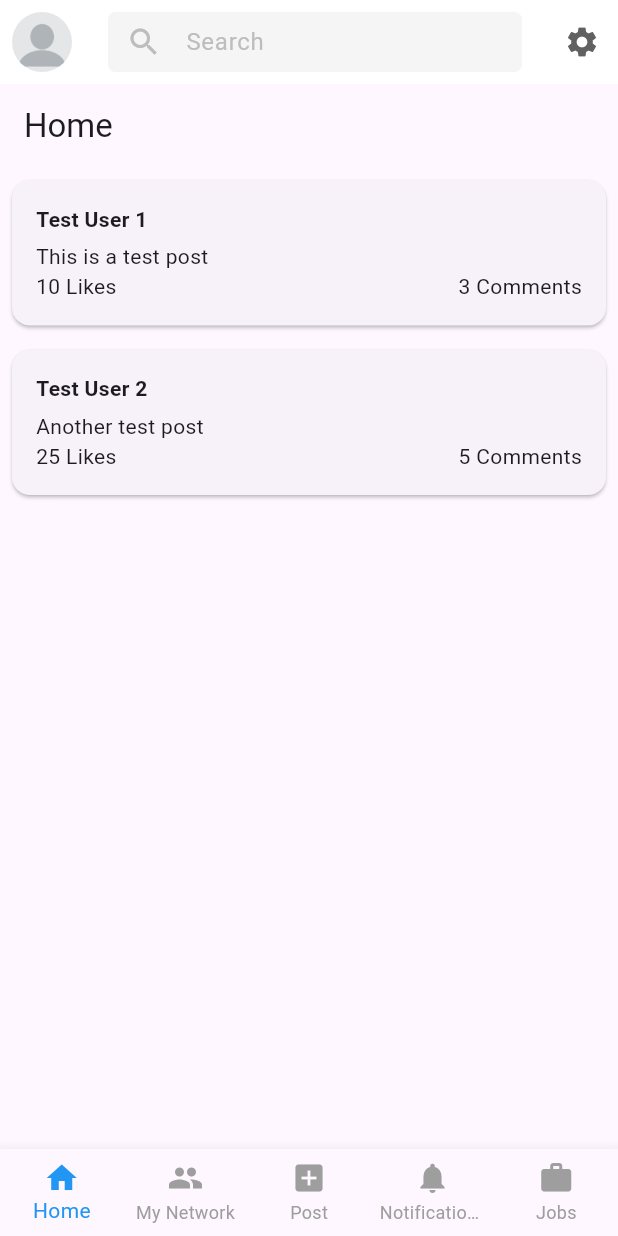
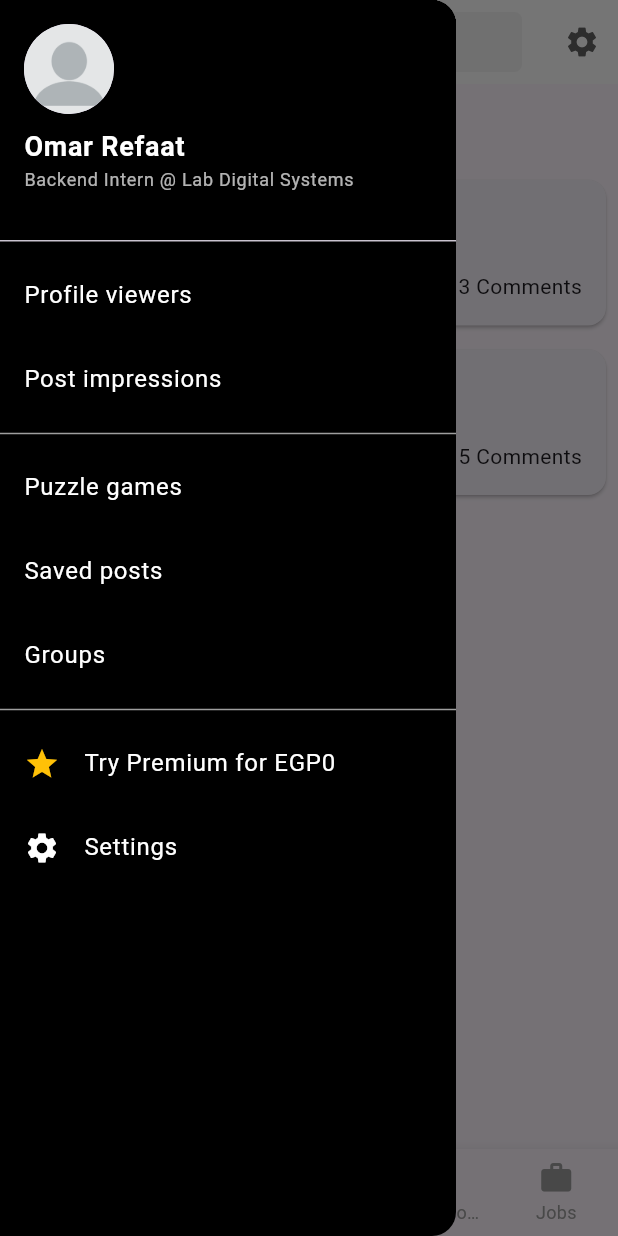
Before and after one commit to ClinkedIn/Cross-Platform, a Flutter app: the screen it shows after launch, with the side drawer open (before the commit the screen has no drawer), on a phone screen of 412 x 824 dp. Run offline on Flutter 3.47's test engine with Material 3 defaults, Android fonts, the phone set to English and light mode, and no system bars; our stand-ins replace flutter_riverpod.

Commit message:
nav bar adjustments

```diff
--- /dev/null
+++ b/lockedin/lib/core/widgets/side_bar.dart
@@ -0,0 +1,100 @@
+import 'package:flutter/material.dart';
+import 'package:flutter_riverpod/flutter_riverpod.dart';
+import 'package:lockedin/presentation/pages/profile_page.dart';
+import 'package:lockedin/presentation/viewmodels/profile_viewmodel.dart';
+
+class SidebarDrawer extends ConsumerWidget {
+  SidebarDrawer({Key? key}) : super(key: key);
+
+  @override
+  Widget build(BuildContext context, WidgetRef ref) {
+    final currentUserAsync = ref.watch(profileViewModelProvider);
+    final currentUser = currentUserAsync.asData?.value;
+    return Drawer(
+      backgroundColor: Colors.black, // Dark background like LinkedIn
+      child: ListView(
+        padding: EdgeInsets.zero,
+        children: [
+          DrawerHeader(
+            decoration: BoxDecoration(color: Colors.black),
+            child: Column(
+              crossAxisAlignment: CrossAxisAlignment.start,
+              children: [
+                GestureDetector(
+                  onTap: () {
+                    // Handle tap action here, e.g., navigate to the profile page
+                    Navigator.push(
+                      context,
+                      MaterialPageRoute(builder: (context) => ProfilePage()),
+                    );
+                  },
+                  child: CircleAvatar(
+                    radius: 30,
+                    backgroundImage:
+                        currentUser != null
+                            ? AssetImage(currentUser.profilePicture)
+                            : AssetImage('assets/images/default_profile.png'),
+                  ),
+                ),
+                SizedBox(height: 8),
+                Text(
+                  "Omar Refaat",
+                  style: TextStyle(
+                    color: Colors.white,
+                    fontSize: 18,
+                    fontWeight: FontWeight.bold,
+                  ),
+                ),
+                Text(
+                  "Backend Intern @ Lab Digital Systems",
+                  style: TextStyle(color: Colors.white70, fontSize: 12),
+                ),
+              ],
+            ),
+          ),
+          ListTile(
+            title: Text(
+              "Profile viewers",
+              style: TextStyle(color: Colors.white),
+            ),
+            onTap: () {},
+          ),
+          ListTile(
+            title: Text(
+              "Post impressions",
+              style: TextStyle(color: Colors.white),
+            ),
+            onTap: () {},
+          ),
+          Divider(color: Colors.grey),
+          ListTile(
+            title: Text("Puzzle games", style: TextStyle(color: Colors.white)),
+            onTap: () {},
+          ),
+          ListTile(
+            title: Text("Saved posts", style: TextStyle(color: Colors.white)),
+            onTap: () {},
+          ),
+          ListTile(
+            title: Text("Groups", style: TextStyle(color: Colors.white)),
+            onTap: () {},
+          ),
+          Divider(color: Colors.grey),
+          ListTile(
+            leading: Icon(Icons.star, color: Colors.amber),
+            title: Text(
+              "Try Premium for EGP0",
+              style: TextStyle(color: Colors.white),
+            ),
+            onTap: () {},
+          ),
+          ListTile(
+            leading: Icon(Icons.settings, color: Colors.white),
+            title: Text("Settings", style: TextStyle(color: Colors.white)),
+            onTap: () {},
+          ),
+        ],
+      ),
+    );
+  }
+}
--- a/lockedin/lib/presentation/pages/main_page.dart
+++ b/lockedin/lib/presentation/pages/main_page.dart
@@ -1,7 +1,9 @@
 import 'package:flutter/material.dart';
 import 'package:flutter_riverpod/flutter_riverpod.dart';
+import 'package:lockedin/core/widgets/side_bar.dart';
 import 'package:lockedin/core/widgets/upper_navbar.dart';
 import 'package:lockedin/presentation/pages/profile_page.dart';
+import 'package:lockedin/presentation/viewmodels/profile_viewmodel.dart';
 import '../viewmodels/nav_viewmodel.dart';
 import '../pages/home_page.dart';
 import '../pages/network_page.dart';
@@ -11,9 +13,15 @@ import '../pages/jobs_page.dart';
 import '../../core/widgets/bottom_navbar.dart';
 
 class MainPage extends ConsumerWidget {
+  MainPage({Key? key}) : super(key: key);
+
+  final GlobalKey<ScaffoldState> _scaffoldKey =
+      GlobalKey<ScaffoldState>(); // 🔥 Add this key
+
   @override
   Widget build(BuildContext context, WidgetRef ref) {
     final currentIndex = ref.watch(navProvider);
+    final currentUserAsync = ref.watch(profileViewModelProvider);
 
     final List<Widget> pages = [
       HomePage(),
@@ -24,24 +32,35 @@ class MainPage extends ConsumerWidget {
     ];
 
     return Scaffold(
+      key: _scaffoldKey, // 🔥 Attach the key here
       appBar: UpperNavbar(
-        leftIcon: CircleAvatar(
-          radius: 20, // Adjust size to match LinkedIn's profile picture
-          backgroundColor:
-              Colors.transparent, // Ensure no background color interferes
-          backgroundImage: AssetImage(
-            'assets/images/download.png',
-          ), // Your profile image
+        leftIcon: currentUserAsync.when(
+          data:
+              (currentUser) => CircleAvatar(
+                radius: 20,
+                backgroundColor: Colors.transparent,
+                backgroundImage: AssetImage(currentUser.profilePicture!),
+              ),
+          loading:
+              () => CircleAvatar(
+                radius: 20,
+                backgroundColor: Colors.grey.shade300,
+                child: Icon(Icons.person, color: Colors.white),
+              ),
+          error:
+              (error, stackTrace) => CircleAvatar(
+                radius: 20,
+                backgroundColor: Colors.red,
+                child: Icon(Icons.error, color: Colors.white),
+              ),
         ),
+
         leftOnPress: () {
-          (index) => ref.read(navProvider.notifier).changeTab(index);
-          ref.read(navProvider.notifier).changeTab(0);
-          Navigator.pushReplacement(
-            context,
-            MaterialPageRoute(builder: (context) => ProfilePage()),
-          );
+          _scaffoldKey.currentState
+              ?.openDrawer(); // 🔥 Use key to open drawer safely
         },
       ),
+      drawer: SidebarDrawer(),
       body: pages[currentIndex],
       bottomNavigationBar: BottomNavBar(
         currentIndex: currentIndex,
```
